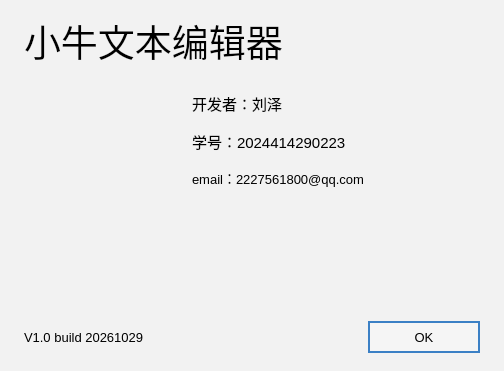
Qt form experiment2_text_editor/aboutdialog.ui (LZ431/QtCourse) before a commit.
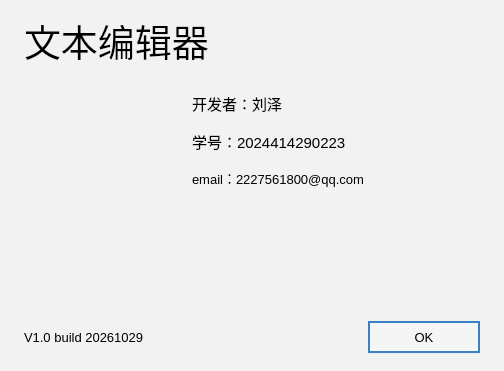
The same form after that commit. Icons and pictures are not drawn.

The edit to the form file:
```diff
--- a/experiment2_text_editor/aboutdialog.ui
+++ b/experiment2_text_editor/aboutdialog.ui
@@ -59,7 +59,7 @@
       </font>
      </property>
      <property name="text">
-      <string>小牛文本编辑器</string>
+      <string>文本编辑器</string>
      </property>
     </widget>
    </item>
```
Left out of the diff: 2 changed lines with no effect on the pictures.
